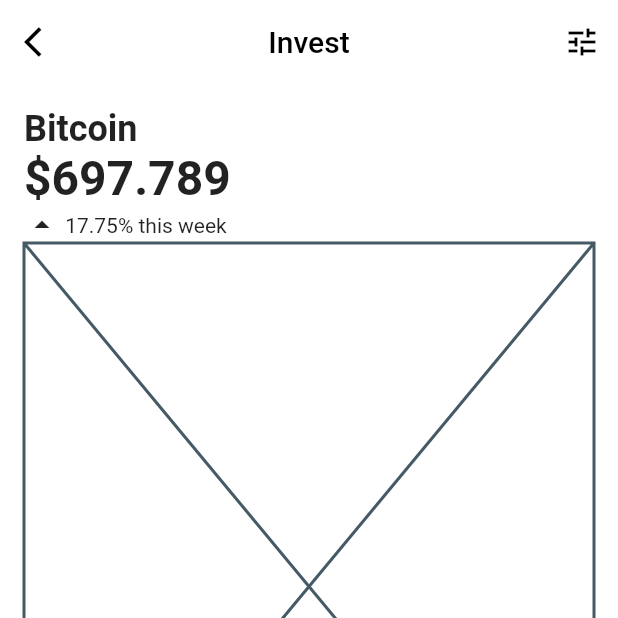
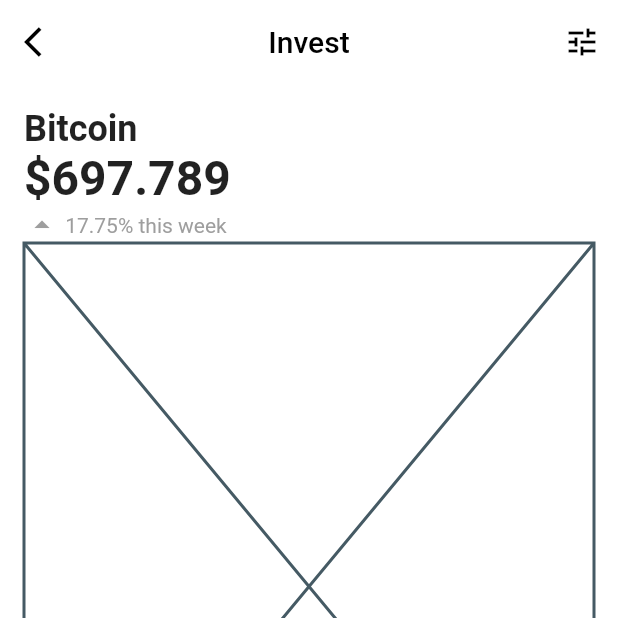
Before and after one commit to JAICHANGPARK/flutter_notebook_19th_story, a Flutter app: the screen it shows after launch, on a phone screen of 412 x 824 dp, the top half of it. Run offline on Flutter 3.47's test engine with Material 2 defaults, Android fonts, the phone set to English and light mode, and no system bars; our stand-ins replace cached_network_image, countup, fl_chart, flutter_riverpod, freezed_annotation, smooth_page_indicator and 1 more.

Commit message:
Update crypto_invest_page.dart

```diff
--- a/lib/ep1121_crypto_analysis_app/src/ui/crypto_invest_page.dart
+++ b/lib/ep1121_crypto_analysis_app/src/ui/crypto_invest_page.dart
@@ -38,25 +38,35 @@ class _CryptoInvestPageState extends State<CryptoInvestPage> {
               child: Column(
                 crossAxisAlignment: CrossAxisAlignment.start,
                 children: [
-                  Text(
+                  const Text(
                     "Bitcoin",
-                    style: TextStyle(
+                    style: const TextStyle(
                       fontSize: 24,
                       fontWeight: FontWeight.bold,
                     ),
                   ),
-                  Text("\$697.789",
+                  const Text(
+                    "\$697.789",
                     style: TextStyle(
                       fontSize: 32,
                       fontWeight: FontWeight.bold,
-                    ),),
+                    ),
+                  ),
                   Row(
-                    children: [
-                      Icon(Icons.arrow_drop_up),
-                      Text(" 17.75% this week"),
+                    children: const [
+                      Icon(
+                        Icons.arrow_drop_up,
+                        color: Colors.grey,
+                      ),
+                      Text(
+                        " 17.75% this week",
+                        style: TextStyle(
+                          color: Colors.grey,
+                        ),
+                      ),
                     ],
                   ),
-                  Expanded(child: Placeholder()),
+                  const Expanded(child: const Placeholder()),
                   const SizedBox(
                     height: 16,
                   ),
```
